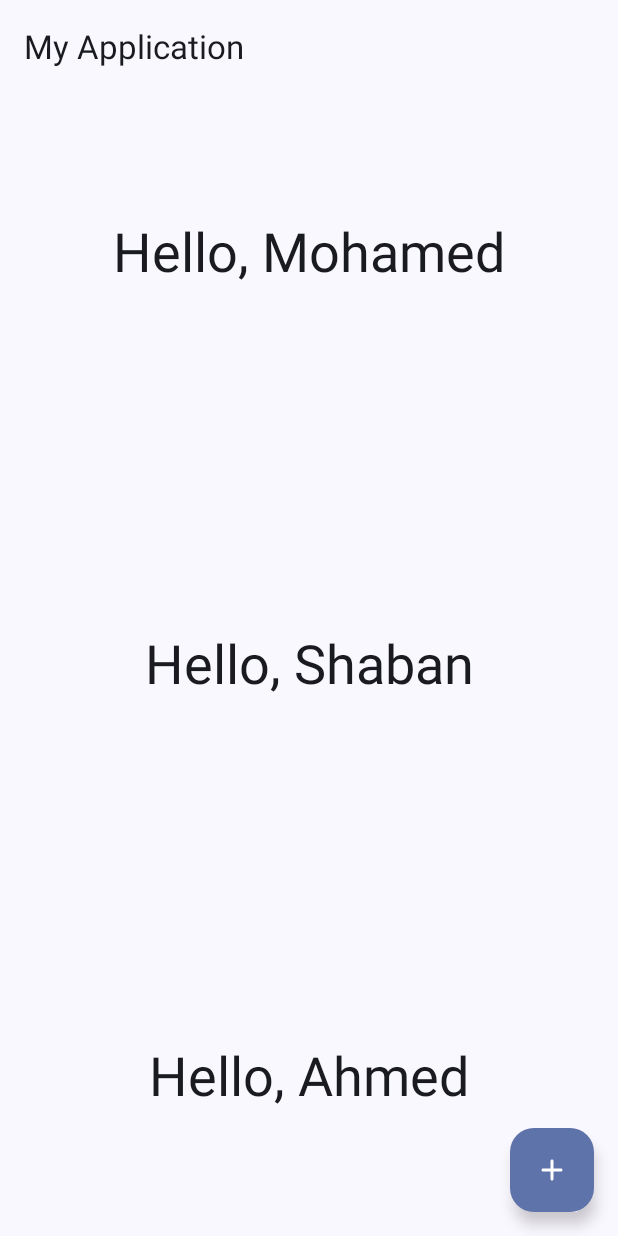
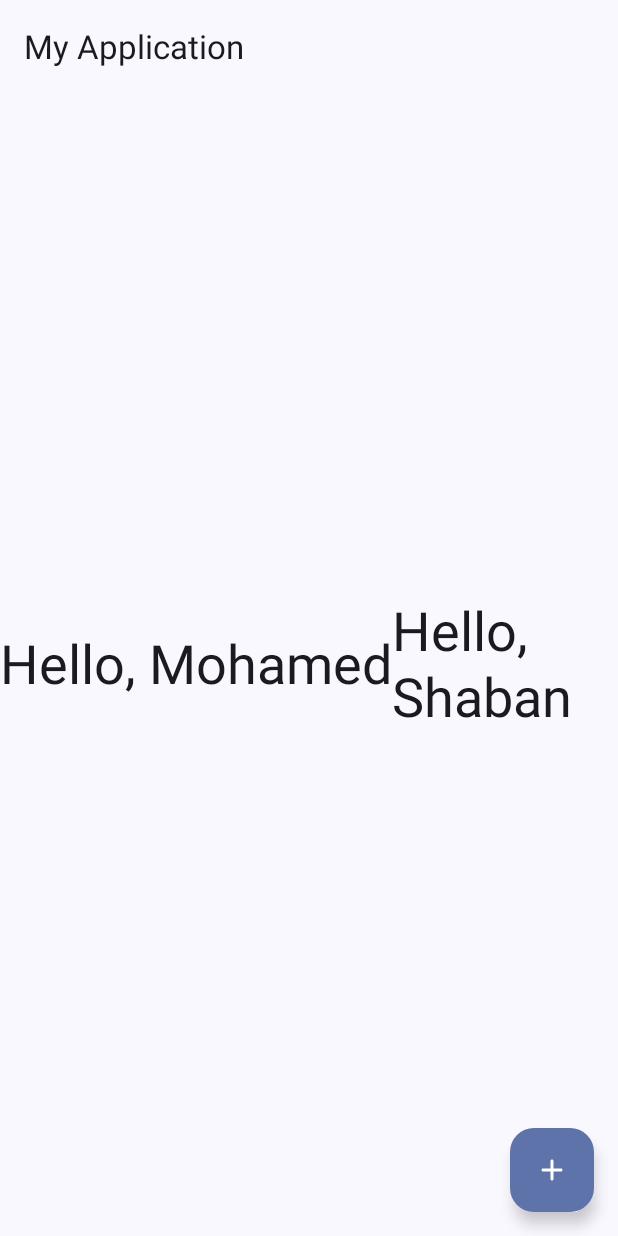
Before and after one commit to M7mdSh3banX/Learning-Jetpack-Compose, an Android app built with Jetpack Compose: the screen it shows after launch (MainActivity), on a phone screen of 412 x 824 dp. Run offline under Robolectric (Android 15) with nearby library versions, the phone set to English and light mode, and no system bars.

Commit message:
implement row

```diff
--- a/app/src/main/java/com/shaban/jetpackcomposeapp1/screens/HomeScreen.kt
+++ b/app/src/main/java/com/shaban/jetpackcomposeapp1/screens/HomeScreen.kt
@@ -2,6 +2,7 @@ package com.shaban.jetpackcomposeapp1.screens
 
 import androidx.compose.foundation.layout.Arrangement
 import androidx.compose.foundation.layout.Column
+import androidx.compose.foundation.layout.Row
 import androidx.compose.foundation.layout.fillMaxSize
 import androidx.compose.runtime.Composable
 import androidx.compose.ui.Alignment
@@ -10,7 +11,7 @@ import com.shaban.jetpackcomposeapp1.composable.HelloMessage
 
 @Composable
 fun HomeScreen(modifier: Modifier) {
-    Column(
+    /*Column(
         modifier = Modifier.fillMaxSize(),
         horizontalAlignment = Alignment.CenterHorizontally,
         verticalArrangement = Arrangement.SpaceAround
@@ -18,5 +19,14 @@ fun HomeScreen(modifier: Modifier) {
         HelloMessage(name = "Mohamed", modifier = modifier)
         HelloMessage(name = "Shaban", modifier = modifier)
         HelloMessage(name = "Ahmed", modifier = modifier)
+    }*/
+
+    Row(
+        modifier = Modifier.fillMaxSize(),
+        verticalAlignment = Alignment.CenterVertically,
+        horizontalArrangement = Arrangement.SpaceAround
+    ) {
+        HelloMessage(name = "Mohamed", modifier = modifier)
+        HelloMessage(name = "Shaban", modifier = modifier)
     }
 }
```
